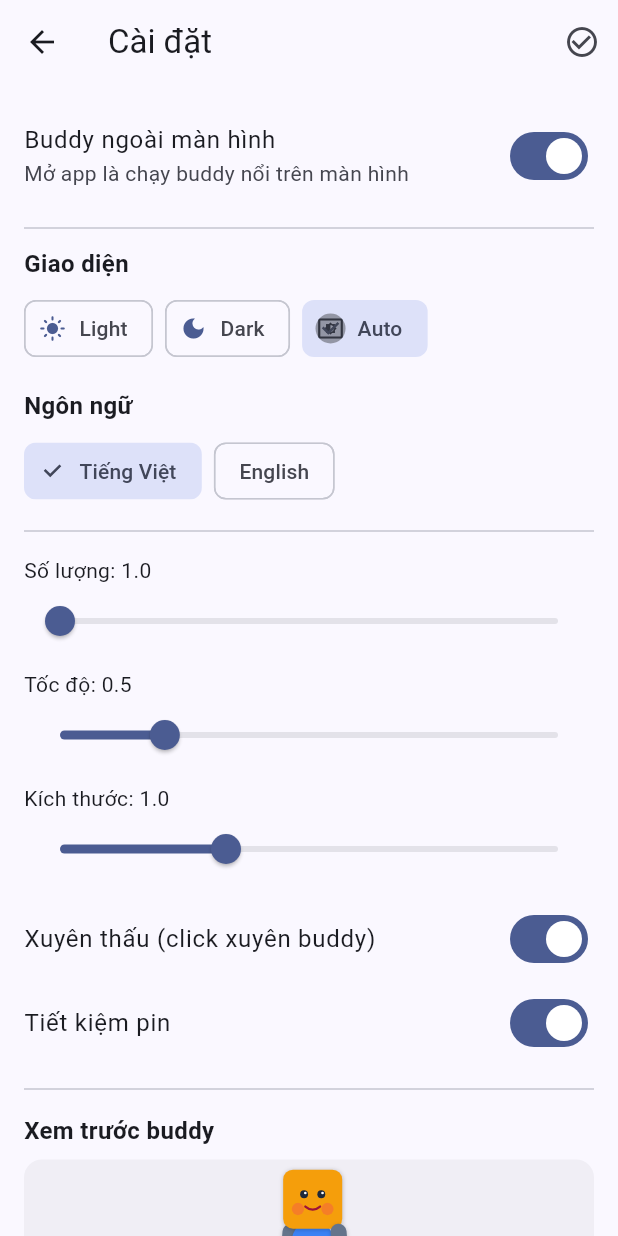
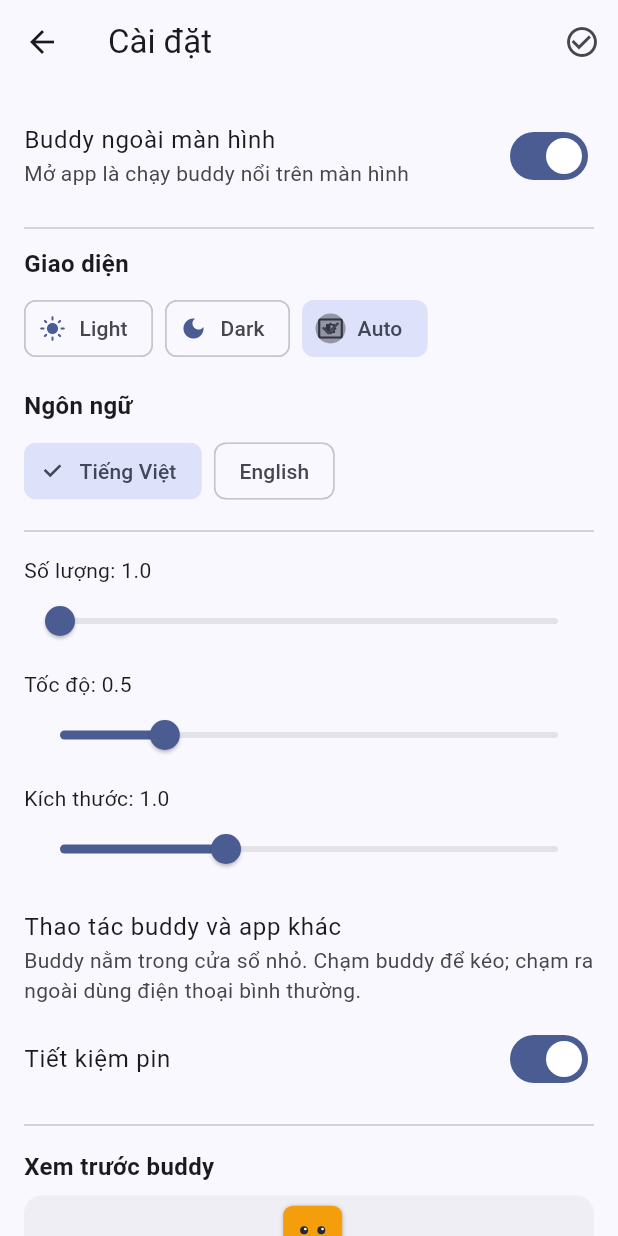
Before and after one commit to goddie9x/t_screen_funny_animation, a Flutter app: the screen it shows after launch, after a tap on the "settings" icon, on a phone screen of 412 x 824 dp. Run offline on Flutter 3.47's test engine with Material 3 defaults, Android fonts, the light colour scheme and no system bars; our stand-ins replace image_picker, shared_preferences; missing offline and left inert: flutter_overlay_window, hotkey_manager, screen_retriever, tray_manager, window_manager; statements that could not run were skipped.

Commit message:
refactor: improve overlay management and enhance screen dimensions handling for better user experience

```diff
--- a/lib/screens/home_screen.dart
+++ b/lib/screens/home_screen.dart
@@ -266,24 +266,36 @@ class _HomeScreenState extends State<HomeScreen> with WindowListener, TrayListen
       }
       await _rebuildTrayMenu();
     } else if (Platform.isAndroid) {
+      final mq = MediaQuery.of(context);
       var granted = await FlutterOverlayWindow.isPermissionGranted();
       if (!granted) {
         await FlutterOverlayWindow.requestPermission();
         granted = await FlutterOverlayWindow.isPermissionGranted();
       }
-      if (!granted) return;
+      if (!granted || !mounted) return;
+      final cfg = AppConfig.instance;
+      cfg.screenWidth = mq.size.width;
+      cfg.screenHeight = mq.size.height;
+      await cfg.save();
+      if (!mounted) return;
       if (await FlutterOverlayWindow.isActive()) {
         await _moveAndroidToBack();
         return;
       }
+      final scale = cfg.sizeMultiplier;
+      final logicalW = (96 * scale + 24).ceil();
+      final logicalH = (148 * scale + 24).ceil();
+      final dpr = mq.devicePixelRatio;
       await FlutterOverlayWindow.showOverlay(
-        flag: AppConfig.instance.isClickThrough ? OverlayFlag.clickThrough : OverlayFlag.defaultFlag,
-        alignment: OverlayAlignment.center,
+        flag: OverlayFlag.defaultFlag,
+        alignment: OverlayAlignment.topLeft,
         visibility: NotificationVisibility.visibilityPublic,
-        overlayTitle: AppConfig.instance.translate('title'),
-        overlayContent: AppConfig.instance.translate('overlay_mode'),
-        height: WindowSize.matchParent,
-        width: WindowSize.matchParent,
+        overlayTitle: cfg.translate('title'),
+        overlayContent: cfg.translate('overlay_mode'),
+        height: (logicalH * dpr).round(),
+        width: (logicalW * dpr).round(),
+        enableDrag: false,
+        startPosition: const OverlayPosition(24.0, 80.0),
       );
       await _moveAndroidToBack();
     }
--- a/lib/screens/settings_screen.dart
+++ b/lib/screens/settings_screen.dart
@@ -97,6 +97,13 @@ class _SettingsScreenState extends State<SettingsScreen> {
           _sliderRow(cfg.translate('count'), cfg.shimejiCount.toDouble(), 1, 10, (v) => cfg.shimejiCount = v.toInt()),
           _sliderRow(cfg.translate('speed'), cfg.speedMultiplier, 0.1, 2.0, (v) => cfg.speedMultiplier = v),
           _sliderRow(cfg.translate('size'), cfg.sizeMultiplier, 0.5, 2.0, (v) => cfg.sizeMultiplier = v),
+          if (Platform.isAndroid)
+            ListTile(
+              contentPadding: EdgeInsets.zero,
+              title: Text(cfg.translate('android_overlay_note')),
+              subtitle: Text(cfg.translate('android_overlay_note_hint')),
+            )
+          else
             SwitchListTile(
               contentPadding: EdgeInsets.zero,
               title: Text(cfg.translate('click_through')),
--- a/lib/utils/config.dart
+++ b/lib/utils/config.dart
@@ -63,6 +63,8 @@ class AppConfig extends ChangeNotifier {
   bool isClickThrough = true; bool pauseOnScreenOff = true; bool buddyOnScreen = true;
   ThemeMode themeMode = ThemeMode.system; Locale locale = const Locale('vi');
   String mode = 'preset'; String? activeCustomPresetId;
+  double screenWidth = 360;
+  double screenHeight = 800;
   List<CustomPreset> customPresets = [];
   Future<void> load() async {
     final prefs = await SharedPreferences.getInstance();
@@ -78,6 +80,8 @@ class AppConfig extends ChangeNotifier {
     String themeStr = prefs.getString('themeMode') ?? 'system';
     themeMode = themeStr == 'light' ? ThemeMode.light : (themeStr == 'dark' ? ThemeMode.dark : ThemeMode.system);
     locale = Locale(prefs.getString('lang') ?? 'vi');
+    screenWidth = prefs.getDouble('screenWidth') ?? screenWidth;
+    screenHeight = prefs.getDouble('screenHeight') ?? screenHeight;
     List<String>? saved = prefs.getStringList('customPresets');
     if (saved != null) customPresets = saved.map((e) => CustomPreset.fromJson(jsonDecode(e))).toList();
     notifyListeners();
@@ -94,6 +98,8 @@ class AppConfig extends ChangeNotifier {
     await prefs.setString('mode', mode);
     await prefs.setString('themeMode', themeMode == ThemeMode.light ? 'light' : (themeMode == ThemeMode.dark ? 'dark' : 'system'));
     await prefs.setString('lang', locale.languageCode);
+    await prefs.setDouble('screenWidth', screenWidth);
+    await prefs.setDouble('screenHeight', screenHeight);
     if (activeCustomPresetId != null) {
       await prefs.setString('activeCustomPresetId', activeCustomPresetId!);
     } else {
@@ -103,7 +109,7 @@ class AppConfig extends ChangeNotifier {
     if (Platform.isAndroid) {
       try {
         if (await FlutterOverlayWindow.isActive()) {
-          await FlutterOverlayWindow.updateFlag(isClickThrough ? OverlayFlag.clickThrough : OverlayFlag.defaultFlag);
+          await FlutterOverlayWindow.updateFlag(OverlayFlag.defaultFlag);
           await FlutterOverlayWindow.shareData('reload');
         }
       } catch (_) {}
@@ -125,6 +131,8 @@ class AppConfig extends ChangeNotifier {
         'speed': 'Tốc độ',
         'size': 'Kích thước',
         'click_through': 'Xuyên thấu (click xuyên buddy)',
+        'android_overlay_note': 'Thao tác buddy và app khác',
+        'android_overlay_note_hint': 'Buddy nằm trong cửa sổ nhỏ. Chạm buddy để kéo; chạm ra ngoài dùng điện thoại bình thường.',
         'battery': 'Tiết kiệm pin',
         'overlay_mode': 'Buddy ngoài màn hình',
         'overlay_mode_hint': 'Mở app là chạy buddy nổi trên màn hình',
@@ -166,6 +174,8 @@ class AppConfig extends ChangeNotifier {
         'speed': 'Speed',
         'size': 'Size',
         'click_through': 'Click through',
+        'android_overlay_note': 'Use buddy and other apps together',
+        'android_overlay_note_hint': 'The buddy lives in a small overlay window. Drag the buddy; taps outside go to your apps.',
         'battery': 'Battery Saver',
         'overlay_mode': 'On-screen buddy',
         'overlay_mode_hint': 'Start with buddy floating on the screen',
--- a/lib/widgets/t_funny_buddy.dart
+++ b/lib/widgets/t_funny_buddy.dart
@@ -7,6 +7,7 @@ import '../utils/config.dart';
 class BuddyHitRegistry {
   static final Map<int, Rect> bounds = {};
   static int dragging = 0;
+  static Offset overlayOrigin = Offset.zero;
 
   static void set(int index, Rect rect) => bounds[index] = rect;
   static void remove(int index) => bounds.remove(index);
@@ -66,7 +67,7 @@ class _TFunnyBuddyState extends State<TFunnyBuddy> with TickerProviderStateMixin
   @override
   void didChangeDependencies() {
     super.didChangeDependencies();
-    final screen = MediaQuery.sizeOf(context);
+    final screen = _worldSize(context);
     if (!_spawned && screen.width > 10) {
       _spawned = true;
       final scale = AppConfig.instance.sizeMultiplier;
@@ -96,6 +97,17 @@ class _TFunnyBuddyState extends State<TFunnyBuddy> with TickerProviderStateMixin
 
   double get _walkSpeed => 2.4 * AppConfig.instance.speedMultiplier;
   double get _scale => AppConfig.instance.sizeMultiplier;
+  bool get _androidWindowed => widget.isOverlay && Platform.isAndroid;
+
+  Size _worldSize(BuildContext context) {
+    if (_androidWindowed) {
+      final cfg = AppConfig.instance;
+      if (cfg.screenWidth > 10 && cfg.screenHeight > 10) {
+        return Size(cfg.screenWidth, cfg.screenHeight);
+      }
+    }
+    return MediaQuery.sizeOf(context);
+  }
 
   void _reportHit() {
     BuddyHitRegistry.set(
@@ -113,7 +125,7 @@ class _TFunnyBuddyState extends State<TFunnyBuddy> with TickerProviderStateMixin
       });
       return;
     }
-    final s = MediaQuery.sizeOf(context);
+    final s = _worldSize(context);
     if (s.width < 10) return;
 
     final w = _spriteW * _scale;
@@ -197,7 +209,7 @@ class _TFunnyBuddyState extends State<TFunnyBuddy> with TickerProviderStateMixin
   }
 
   bool _grabEdgeIfClose() {
-    final s = MediaQuery.sizeOf(context);
+    final s = _worldSize(context);
     final w = _spriteW * _scale;
     final h = _spriteH * _scale;
     final left = 0.0;
@@ -236,10 +248,11 @@ class _TFunnyBuddyState extends State<TFunnyBuddy> with TickerProviderStateMixin
     if (widget.preview) {
       return IgnorePointer(child: sprite);
     }
-    final clickThrough = widget.isOverlay && !Platform.isWindows && AppConfig.instance.isClickThrough;
+    final clickThrough = widget.isOverlay && !Platform.isWindows && !Platform.isAndroid && AppConfig.instance.isClickThrough;
+    final origin = _androidWindowed ? BuddyHitRegistry.overlayOrigin : Offset.zero;
     return Positioned(
-      left: posX,
-      top: posY,
+      left: posX - origin.dx,
+      top: posY - origin.dy,
       child: IgnorePointer(
         ignoring: clickThrough,
         child: GestureDetector(
```
Also changed, not shown: lib/screens/overlay_screen.dart (+46 -2 lines). Lines whose indentation alone changed are shown as unchanged.
